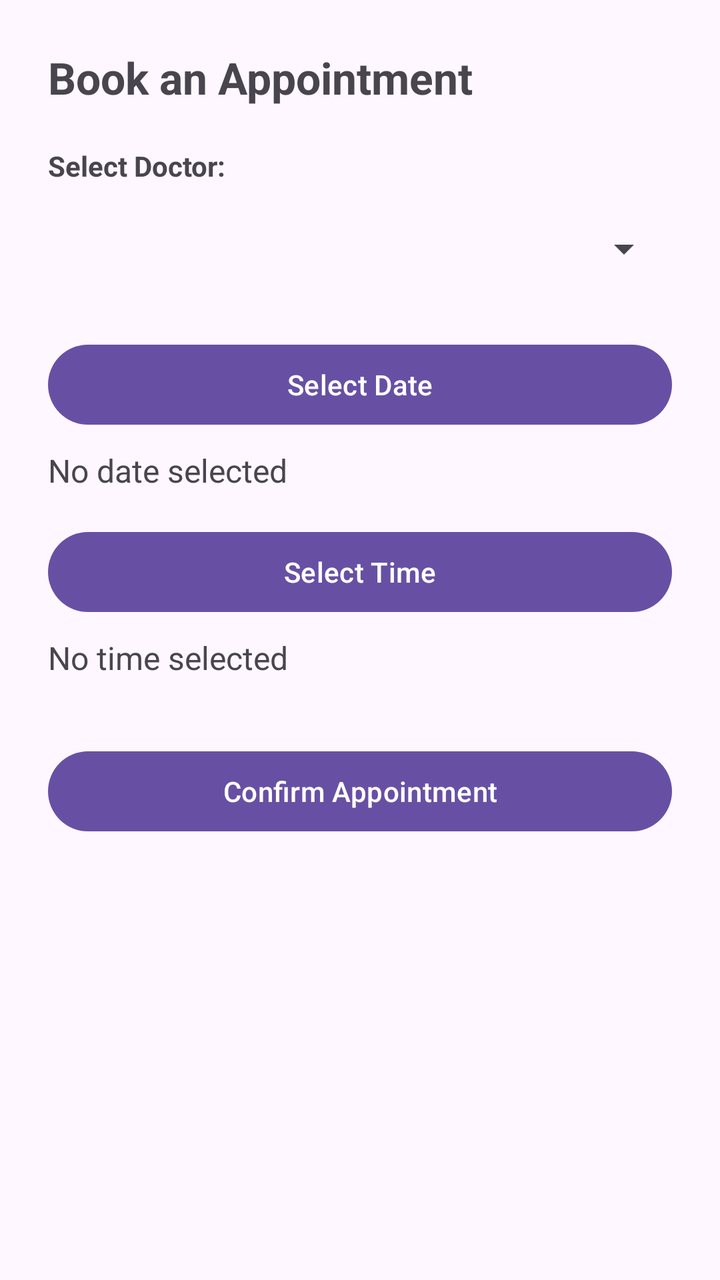
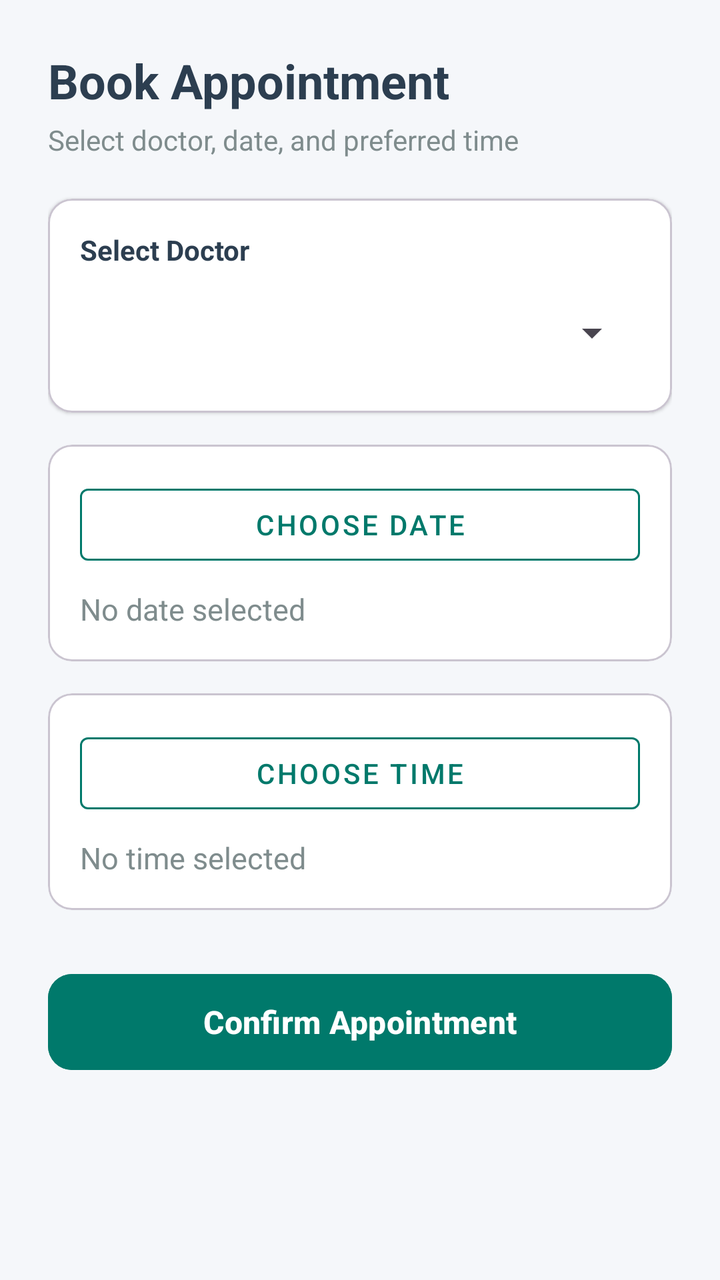

An Android layout rendered at two revisions. The XML below is the earlier revision; the diff shows what the commit changed to produce the second picture.
<!-- AndroidManifest.xml: application theme Theme.HospitalManagement -->
<!-- res/layout/activity_book_appointment.xml -->
<?xml version="1.0" encoding="utf-8"?>
<LinearLayout xmlns:android="http://schemas.android.com/apk/res/android"
    android:layout_width="match_parent"
    android:layout_height="match_parent"
    android:orientation="vertical"
    android:padding="24dp">

    <TextView
        android:layout_width="wrap_content"
        android:layout_height="wrap_content"
        android:text="Book an Appointment"
        android:textSize="22sp"
        android:textStyle="bold" />

    <TextView
        android:layout_width="wrap_content"
        android:layout_height="wrap_content"
        android:layout_marginTop="20dp"
        android:text="Select Doctor:"
        android:textStyle="bold" />

    <Spinner
        android:id="@+id/spinnerDoctors"
        android:layout_width="match_parent"
        android:layout_height="48dp"
        android:layout_marginTop="8dp" />

    <Button
        android:id="@+id/btnSelectDate"
        android:layout_width="match_parent"
        android:layout_height="wrap_content"
        android:layout_marginTop="20dp"
        android:text="Select Date" />

    <TextView
        android:id="@+id/tvSelectedDate"
        android:layout_width="wrap_content"
        android:layout_height="wrap_content"
        android:layout_marginTop="8dp"
        android:text="No date selected"
        android:textSize="16sp" />

    <Button
        android:id="@+id/btnSelectTime"
        android:layout_width="match_parent"
        android:layout_height="wrap_content"
        android:layout_marginTop="16dp"
        android:text="Select Time" />

    <TextView
        android:id="@+id/tvSelectedTime"
        android:layout_width="wrap_content"
        android:layout_height="wrap_content"
        android:layout_marginTop="8dp"
        android:text="No time selected"
        android:textSize="16sp" />

    <Button
        android:id="@+id/btnConfirmBooking"
        android:layout_width="match_parent"
        android:layout_height="wrap_content"
        android:layout_marginTop="32dp"
        android:text="Confirm Appointment" />
</LinearLayout>
<!-- resources referenced by this layout -->
<resources>
  <style name="Theme.HospitalManagement" parent="Base.Theme.HospitalManagement" />
  <style name="Base.Theme.HospitalManagement" parent="Theme.Material3.DayNight.NoActionBar">
          
          
      </style>
</resources>

<!-- the commit's change to res/layout/activity_book_appointment.xml (unified diff, before → after) -->
@@ -1,64 +1,144 @@
 <?xml version="1.0" encoding="utf-8"?>
-<LinearLayout xmlns:android="http://schemas.android.com/apk/res/android"
+<ScrollView xmlns:android="http://schemas.android.com/apk/res/android"
+    xmlns:app="http://schemas.android.com/apk/res-auto"
     android:layout_width="match_parent"
     android:layout_height="match_parent"
-    android:orientation="vertical"
-    android:padding="24dp">
+    android:background="@color/bg_light_gray"
+    android:fillViewport="true">
 
-    <TextView
-        android:layout_width="wrap_content"
-        android:layout_height="wrap_content"
-        android:text="Book an Appointment"
-        android:textSize="22sp"
-        android:textStyle="bold" />
-
-    <TextView
-        android:layout_width="wrap_content"
-        android:layout_height="wrap_content"
-        android:layout_marginTop="20dp"
-        android:text="Select Doctor:"
-        android:textStyle="bold" />
-
-    <Spinner
-        android:id="@+id/spinnerDoctors"
-        android:layout_width="match_parent"
-        android:layout_height="48dp"
-        android:layout_marginTop="8dp" />
-
-    <Button
-        android:id="@+id/btnSelectDate"
+    <LinearLayout
         android:layout_width="match_parent"
         android:layout_height="wrap_content"
-        android:layout_marginTop="20dp"
-        android:text="Select Date" />
+        android:orientation="vertical"
+        android:padding="24dp">
 
-    <TextView
-        android:id="@+id/tvSelectedDate"
-        android:layout_width="wrap_content"
-        android:layout_height="wrap_content"
-        android:layout_marginTop="8dp"
-        android:text="No date selected"
-        android:textSize="16sp" />
+        <TextView
+            android:layout_width="wrap_content"
+            android:layout_height="wrap_content"
+            android:text="Book Appointment"
+            android:textColor="@color/text_dark"
+            android:textSize="24sp"
+            android:textStyle="bold" />
 
-    <Button
-        android:id="@+id/btnSelectTime"
-        android:layout_width="match_parent"
-        android:layout_height="wrap_content"
-        android:layout_marginTop="16dp"
-        android:text="Select Time" />
+        <TextView
+            android:layout_width="wrap_content"
+            android:layout_height="wrap_content"
+            android:layout_marginTop="4dp"
+            android:text="Select doctor, date, and preferred time"
+            android:textColor="@color/text_muted"
+            android:textSize="14sp" />
 
-    <TextView
-        android:id="@+id/tvSelectedTime"
-        android:layout_width="wrap_content"
-        android:layout_height="wrap_content"
-        android:layout_marginTop="8dp"
-        android:text="No time selected"
-        android:textSize="16sp" />
+        
+        <com.google.android.material.card.MaterialCardView
+            android:layout_width="match_parent"
+            android:layout_height="wrap_content"
+            android:layout_marginTop="20dp"
+            app:cardBackgroundColor="@color/white"
+            app:cardCornerRadius="12dp"
+            app:cardElevation="1dp">
 
-    <Button
-        android:id="@+id/btnConfirmBooking"
-        android:layout_width="match_parent"
-        android:layout_height="wrap_content"
-        android:layout_marginTop="32dp"
-        android:text="Confirm Appointment" />
-</LinearLayout>
+            <LinearLayout
+                android:layout_width="match_parent"
+                android:layout_height="wrap_content"
+                android:orientation="vertical"
+                android:padding="16dp">
+
+                <TextView
+                    android:layout_width="wrap_content"
+                    android:layout_height="wrap_content"
+                    android:text="Select Doctor"
+                    android:textColor="@color/text_dark"
+                    android:textStyle="bold" />
+
+                <Spinner
+                    android:id="@+id/spinnerDoctors"
+                    android:layout_width="match_parent"
+                    android:layout_height="48dp"
+                    android:layout_marginTop="8dp" />
+            </LinearLayout>
+        </com.google.android.material.card.MaterialCardView>
+
+        
+        <com.google.android.material.card.MaterialCardView
+            android:layout_width="match_parent"
+            android:layout_height="wrap_content"
+            android:layout_marginTop="16dp"
+            app:cardBackgroundColor="@color/white"
+            app:cardCornerRadius="12dp"
+            app:cardElevation="1dp">
+
+            <LinearLayout
+                android:layout_width="match_parent"
+                android:layout_height="wrap_content"
+                android:orientation="vertical"
+                android:padding="16dp">
+
+                <com.google.android.material.button.MaterialButton
+                    android:id="@+id/btnSelectDate"
+                    style="@style/Widget.MaterialComponents.Button.OutlinedButton"
+                    android:layout_width="match_parent"
+                    android:layout_height="wrap_content"
+                    android:text="Choose Date"
+                    android:textColor="@color/primary_teal"
+                    app:strokeColor="@color/primary_teal" />
+
+                <TextView
+                    android:id="@+id/tvSelectedDate"
+                    android:layout_width="wrap_content"
+                    android:layout_height="wrap_content"
+                    android:layout_marginTop="8dp"
+                    android:text="No date selected"
+                    android:textColor="@color/text_muted"
+                    android:textSize="15sp" />
+            </LinearLayout>
+        </com.google.android.material.card.MaterialCardView>
+
+        
+        <com.google.android.material.card.MaterialCardView
+            android:layout_width="match_parent"
+            android:layout_height="wrap_content"
+            android:layout_marginTop="16dp"
+            app:cardBackgroundColor="@color/white"
+            app:cardCornerRadius="12dp"
+            app:cardElevation="1dp">
+
+            <LinearLayout
+                android:layout_width="match_parent"
+                android:layout_height="wrap_content"
+                android:orientation="vertical"
+                android:padding="16dp">
+
+                <com.google.android.material.button.MaterialButton
+                    android:id="@+id/btnSelectTime"
+                    style="@style/Widget.MaterialComponents.Button.OutlinedButton"
+                    android:layout_width="match_parent"
+                    android:layout_height="wrap_content"
+                    android:text="Choose Time"
+                    android:textColor="@color/primary_teal"
+                    app:strokeColor="@color/primary_teal" />
+
+                <TextView
+                    android:id="@+id/tvSelectedTime"
+                    android:layout_width="wrap_content"
+                    android:layout_height="wrap_content"
+                    android:layout_marginTop="8dp"
+                    android:text="No time selected"
+                    android:textColor="@color/text_muted"
+                    android:textSize="15sp" />
+            </LinearLayout>
+        </com.google.android.material.card.MaterialCardView>
+
+        
+        <com.google.android.material.button.MaterialButton
+            android:id="@+id/btnConfirmBooking"
+            android:layout_width="match_parent"
+            android:layout_height="56dp"
+            android:layout_marginTop="28dp"
+            android:backgroundTint="@color/primary_teal"
+            android:text="Confirm Appointment"
+            android:textSize="16sp"
+            android:textStyle="bold"
+            app:cornerRadius="12dp" />
+
+    </LinearLayout>
+</ScrollView>
<!-- resource entries referenced after the edit -->
@@ -1,5 +1,10 @@
 <!-- resources referenced by this layout -->
 <resources>
+  <color name="bg_light_gray">#F5F7FA</color>
+  <color name="primary_teal">#00796B</color>
+  <color name="text_dark">#2C3E50</color>
+  <color name="text_muted">#7F8C8D</color>
+  <color name="white">#FFFFFFFF</color>
   <style name="Theme.HospitalManagement" parent="Base.Theme.HospitalManagement" />
   <style name="Base.Theme.HospitalManagement" parent="Theme.Material3.DayNight.NoActionBar">
           
